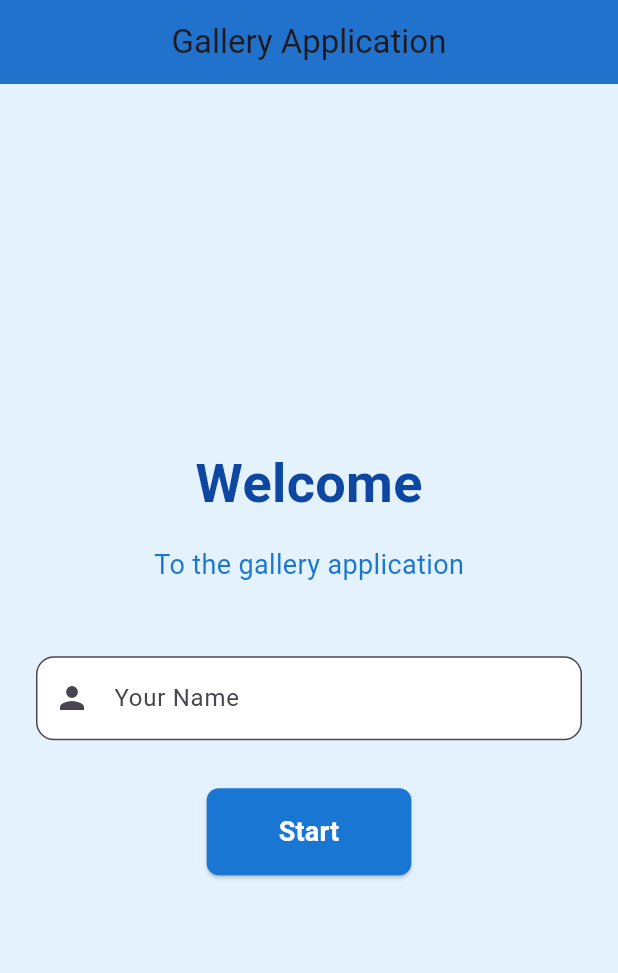
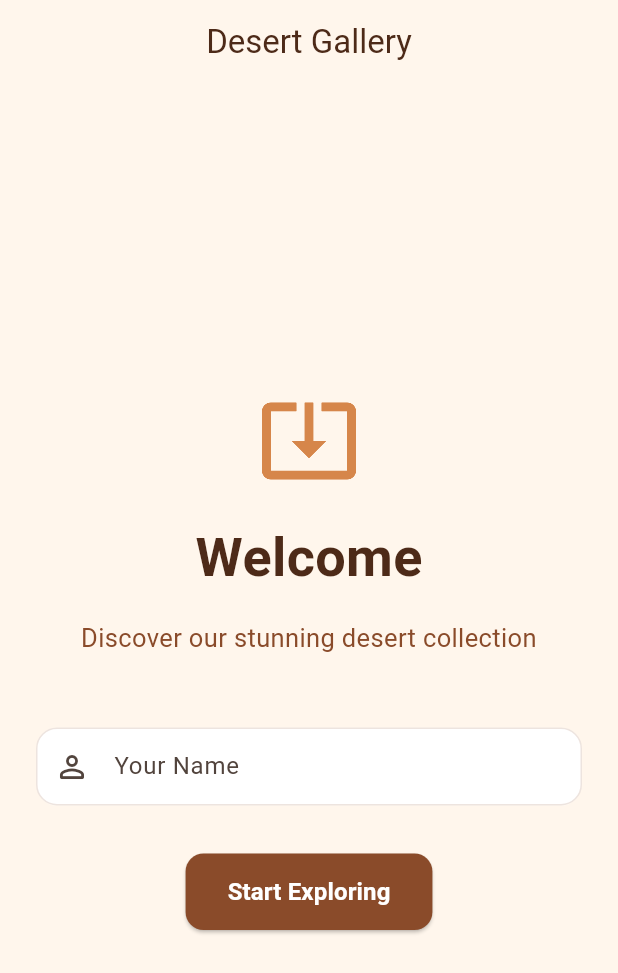
Before and after one commit to mohammedasiddiqdev/test, a Flutter app: the screen it shows after launch, on a phone screen of 412 x 824 dp. Shown: the top 973 px of the screen. Run offline on Flutter 3.47's test engine with Material 3 defaults, Android fonts, the phone set to English and light mode, and no system bars.

Commit message:
desert gallery done!

```diff
--- a/lib/main.dart
+++ b/lib/main.dart
@@ -1,18 +1,67 @@
 import 'package:flutter/material.dart';
 
 void main() {
-  runApp(const GalleryApp());
+  runApp(const DesertGallery());
 }
 
-class GalleryApp extends StatelessWidget {
-  const GalleryApp({super.key});
+class DesertGallery extends StatelessWidget {
+  const DesertGallery({super.key});
 
   @override
   Widget build(BuildContext context) {
+    const background = Color(0xFFFFF6EC);
+    const primary = Color(0xFF8A4B2A);
+    const secondary = Color(0xFFD6864A);
+
     return MaterialApp(
       debugShowCheckedModeBanner: false,
       title: 'Gallery Application',
-      theme: ThemeData(primarySwatch: Colors.blue, useMaterial3: true),
+      theme: ThemeData(
+        useMaterial3: true,
+        colorScheme: ColorScheme.fromSeed(
+          seedColor: primary,
+          primary: primary,
+          secondary: secondary,
+          surface: Colors.white,
+        ),
+        scaffoldBackgroundColor: background,
+        appBarTheme: const AppBarTheme(
+          backgroundColor: Colors.transparent,
+          foregroundColor: Color(0xFF4D2A18),
+          elevation: 0,
+          centerTitle: true,
+        ),
+        inputDecorationTheme: InputDecorationTheme(
+          filled: true,
+          fillColor: Colors.white,
+          contentPadding: const EdgeInsets.symmetric(
+            horizontal: 16,
+            vertical: 14,
+          ),
+          border: OutlineInputBorder(
+            borderRadius: BorderRadius.circular(14),
+            borderSide: BorderSide(color: primary.withValues(alpha: 0.15)),
+          ),
+          enabledBorder: OutlineInputBorder(
+            borderRadius: BorderRadius.circular(14),
+            borderSide: BorderSide(color: primary.withValues(alpha: 0.15)),
+          ),
+          focusedBorder: OutlineInputBorder(
+            borderRadius: BorderRadius.circular(14),
+            borderSide: const BorderSide(color: primary, width: 1.5),
+          ),
+        ),
+        elevatedButtonTheme: ElevatedButtonThemeData(
+          style: ElevatedButton.styleFrom(
+            backgroundColor: primary,
+            foregroundColor: Colors.white,
+            padding: const EdgeInsets.symmetric(horizontal: 28, vertical: 14),
+            shape: RoundedRectangleBorder(
+              borderRadius: BorderRadius.circular(12),
+            ),
+          ),
+        ),
+      ),
       home: const WelcomeScreen(),
     );
   }
@@ -36,14 +85,11 @@ class _WelcomeScreenState extends State<WelcomeScreen> {
 
   @override
   Widget build(BuildContext context) {
+    const titleColor = Color(0xFF4D2A18);
+    const subtitleColor = Color(0xFF8A4B2A);
+
     return Scaffold(
-      appBar: AppBar(
-        title: const Text('Gallery Application'),
-        backgroundColor: Colors.blue.shade700,
-        centerTitle: true,
-        elevation: 5,
-      ),
-      backgroundColor: Colors.blue.shade50,
+      appBar: AppBar(title: const Text('Desert Gallery')),
       body: Center(
         child: SingleChildScrollView(
           child: Padding(
@@ -51,33 +97,34 @@ class _WelcomeScreenState extends State<WelcomeScreen> {
             child: Column(
               mainAxisAlignment: MainAxisAlignment.center,
               children: [
-                // Title
+                const Icon(
+                  Icons.system_update_tv_outlined,
+                  size: 68,
+                  color: Color(0xFFD6864A),
+                ),
+                const SizedBox(height: 18),
                 Text(
                   'Welcome',
-                  style: TextStyle(
+                  style: const TextStyle(
                     fontSize: 36,
                     fontWeight: FontWeight.bold,
-                    color: Colors.blue.shade900,
+                    color: titleColor,
                   ),
                 ),
                 const SizedBox(height: 16),
-                Text(
-                  'To the gallery application',
-                  style: TextStyle(fontSize: 18, color: Colors.blue.shade700),
+                const Text(
+                  'Discover our stunning desert collection',
+                  style: TextStyle(fontSize: 17, color: subtitleColor),
+                  textAlign: TextAlign.center,
                 ),
                 const SizedBox(height: 48),
 
                 TextField(
                   controller: _nameController,
-                  decoration: InputDecoration(
+                  decoration: const InputDecoration(
                     hintText: 'Enter your name here',
                     labelText: 'Your Name',
-                    border: OutlineInputBorder(
-                      borderRadius: BorderRadius.circular(12),
-                    ),
-                    prefixIcon: const Icon(Icons.person),
-                    filled: true,
-                    fillColor: Colors.white,
+                    prefixIcon: Icon(Icons.person_outline_rounded),
                   ),
                 ),
                 const SizedBox(height: 32),
@@ -95,28 +142,14 @@ class _WelcomeScreenState extends State<WelcomeScreen> {
                       ScaffoldMessenger.of(context).showSnackBar(
                         const SnackBar(
                           content: Text('Please enter your name'),
-                          backgroundColor: Colors.red,
+                          backgroundColor: Color(0xFF8A4B2A),
                         ),
                       );
                     }
                   },
-                  style: ElevatedButton.styleFrom(
-                    backgroundColor: Colors.blue.shade700,
-                    padding: const EdgeInsets.symmetric(
-                      horizontal: 48,
-                      vertical: 16,
-                    ),
-                    shape: RoundedRectangleBorder(
-                      borderRadius: BorderRadius.circular(8),
-                    ),
-                  ),
                   child: const Text(
-                    'Start',
-                    style: TextStyle(
-                      fontSize: 18,
-                      fontWeight: FontWeight.bold,
-                      color: Colors.white,
-                    ),
+                    'Start Exploring',
+                    style: TextStyle(fontSize: 16, fontWeight: FontWeight.bold),
                   ),
                 ),
               ],
@@ -142,16 +175,16 @@ class _GalleryScreenState extends State<GalleryScreen> {
 
   final List<GalleryItem> galleryItems = [
     GalleryItem(
-      image: 'assets/images/gallery1.jpg',
-      description: 'Beautiful Modern Architecture',
+      image: 'assets/images/dessert1.png',
+      description: 'Golden dunes under a soft sunset glow',
     ),
     GalleryItem(
-      image: 'assets/images/gallery2.jpg',
-      description: 'Scenic Nature Landscape',
+      image: 'assets/images/dessert2.png',
+      description: 'A vast sandy horizon with calm ambiance',
     ),
     GalleryItem(
-      image: 'assets/images/gallery3.jpg',
-      description: 'Peaceful Mountain View',
+      image: 'assets/images/dessert3.png',
+      description: 'Desert landscape with warm earthy colors',
     ),
   ];
 
@@ -173,12 +206,12 @@ class _GalleryScreenState extends State<GalleryScreen> {
 
   @override
   Widget build(BuildContext context) {
+    const titleColor = Color(0xFF4D2A18);
+    const subtitleColor = Color(0xFF8A4B2A);
+
     return Scaffold(
       appBar: AppBar(
-        title: Text('Welcome ${widget.userName}'),
-        backgroundColor: Colors.blue.shade700,
-        centerTitle: true,
-        elevation: 5,
+        title: Text('Hi ${widget.userName}'),
         leading: IconButton(
           icon: const Icon(Icons.arrow_back),
           onPressed: () {
@@ -186,7 +219,6 @@ class _GalleryScreenState extends State<GalleryScreen> {
           },
         ),
       ),
-      backgroundColor: Colors.blue.shade50,
       body: Center(
         child: Padding(
           padding: const EdgeInsets.all(24.0),
@@ -194,11 +226,11 @@ class _GalleryScreenState extends State<GalleryScreen> {
             mainAxisAlignment: MainAxisAlignment.center,
             children: [
               Text(
-                'Welcome (${widget.userName})',
-                style: TextStyle(
+                'Desert Picks for ${widget.userName}',
+                style: const TextStyle(
                   fontSize: 24,
                   fontWeight: FontWeight.bold,
-                  color: Colors.blue.shade900,
+                  color: titleColor,
                 ),
                 textAlign: TextAlign.center,
               ),
@@ -206,17 +238,18 @@ class _GalleryScreenState extends State<GalleryScreen> {
 
               Container(
                 decoration: BoxDecoration(
-                  borderRadius: BorderRadius.circular(16),
+                  borderRadius: BorderRadius.circular(20),
                   boxShadow: [
                     BoxShadow(
-                      color: Colors.black.withOpacity(0.1),
-                      blurRadius: 10,
-                      spreadRadius: 2,
+                      color: Colors.brown.withValues(alpha: 0.12),
+                      blurRadius: 18,
+                      spreadRadius: 1,
+                      offset: const Offset(0, 8),
                     ),
                   ],
                 ),
                 child: ClipRRect(
-                  borderRadius: BorderRadius.circular(16),
+                  borderRadius: BorderRadius.circular(20),
                   child: Image.asset(
                     galleryItems[currentIndex].image,
                     height: 300,
@@ -227,19 +260,30 @@ class _GalleryScreenState extends State<GalleryScreen> {
               ),
               const SizedBox(height: 24),
 
-              Text(
-                galleryItems[currentIndex].description,
-                style: TextStyle(
-                  fontSize: 16,
-                  color: Colors.blue.shade700,
-                  fontWeight: FontWeight.w500,
+              Container(
+                padding: const EdgeInsets.symmetric(
+                  horizontal: 16,
+                  vertical: 12,
+                ),
+                decoration: BoxDecoration(
+                  color: Colors.white,
+                  borderRadius: BorderRadius.circular(12),
+                ),
+                child: Text(
+                  galleryItems[currentIndex].description,
+                  textAlign: TextAlign.center,
+                  style: const TextStyle(
+                    fontSize: 16,
+                    color: subtitleColor,
+                    fontWeight: FontWeight.w500,
+                  ),
                 ),
               ),
-              const SizedBox(height: 24),
+              const SizedBox(height: 18),
 
               Text(
                 'Image ${currentIndex + 1} of ${galleryItems.length}',
-                style: TextStyle(fontSize: 14, color: Colors.blue.shade600),
+                style: const TextStyle(fontSize: 16, color: subtitleColor),
               ),
               const SizedBox(height: 32),
 
@@ -251,15 +295,7 @@ class _GalleryScreenState extends State<GalleryScreen> {
                     icon: const Icon(Icons.arrow_back),
                     label: const Text('Back'),
                     style: ElevatedButton.styleFrom(
-                      backgroundColor: Colors.blue.shade700,
-                      disabledBackgroundColor: Colors.grey.shade300,
-                      padding: const EdgeInsets.symmetric(
-                        horizontal: 24,
-                        vertical: 12,
-                      ),
-                      shape: RoundedRectangleBorder(
-                        borderRadius: BorderRadius.circular(8),
-                      ),
+                      disabledBackgroundColor: const Color(0xFFEADFD6),
                     ),
                   ),
                   const SizedBox(width: 24),
@@ -271,15 +307,7 @@ class _GalleryScreenState extends State<GalleryScreen> {
                     icon: const Icon(Icons.arrow_forward),
                     label: const Text('Next'),
                     style: ElevatedButton.styleFrom(
-                      backgroundColor: Colors.blue.shade700,
-                      disabledBackgroundColor: Colors.grey.shade300,
-                      padding: const EdgeInsets.symmetric(
-                        horizontal: 24,
-                        vertical: 12,
-                      ),
-                      shape: RoundedRectangleBorder(
-                        borderRadius: BorderRadius.circular(8),
-                      ),
+                      disabledBackgroundColor: const Color(0xFFEADFD6),
                     ),
                   ),
                 ],
```
Also changed, not shown: assets/images/dessert1.png (added), assets/images/dessert2.png (added), assets/images/dessert3.png (added), assets/images/gallery1.jpg (deleted), assets/images/gallery2.jpg (deleted), assets/images/gallery3.jpg (deleted), assets/images/personal.jpg (deleted), 1 other file.
